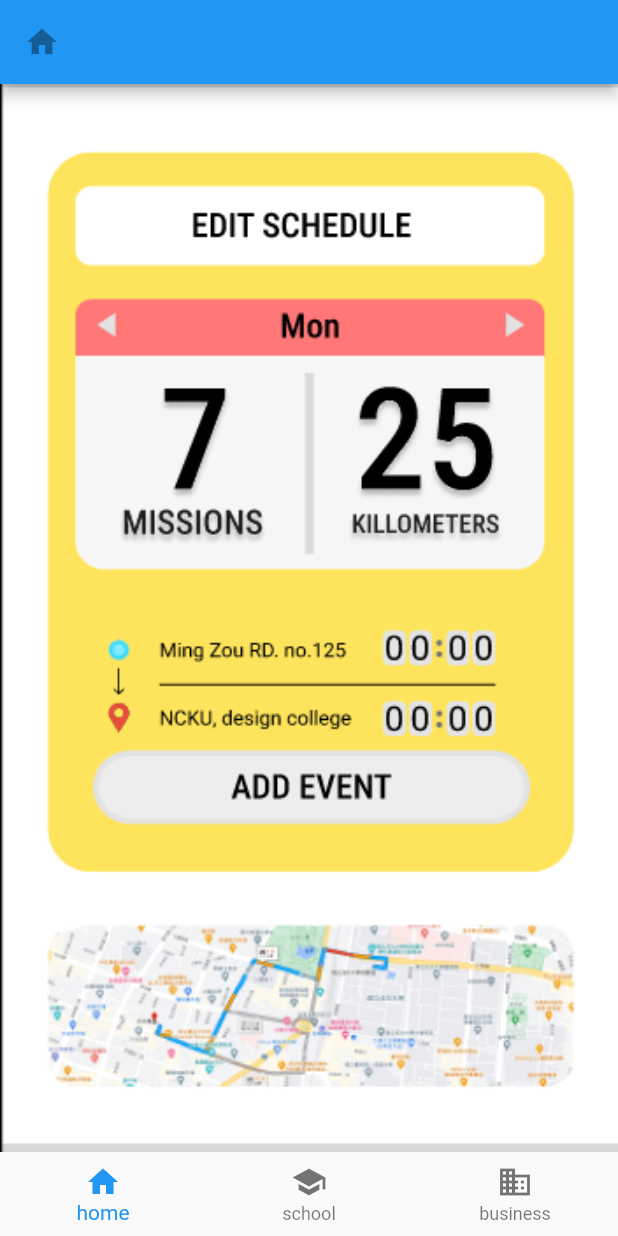
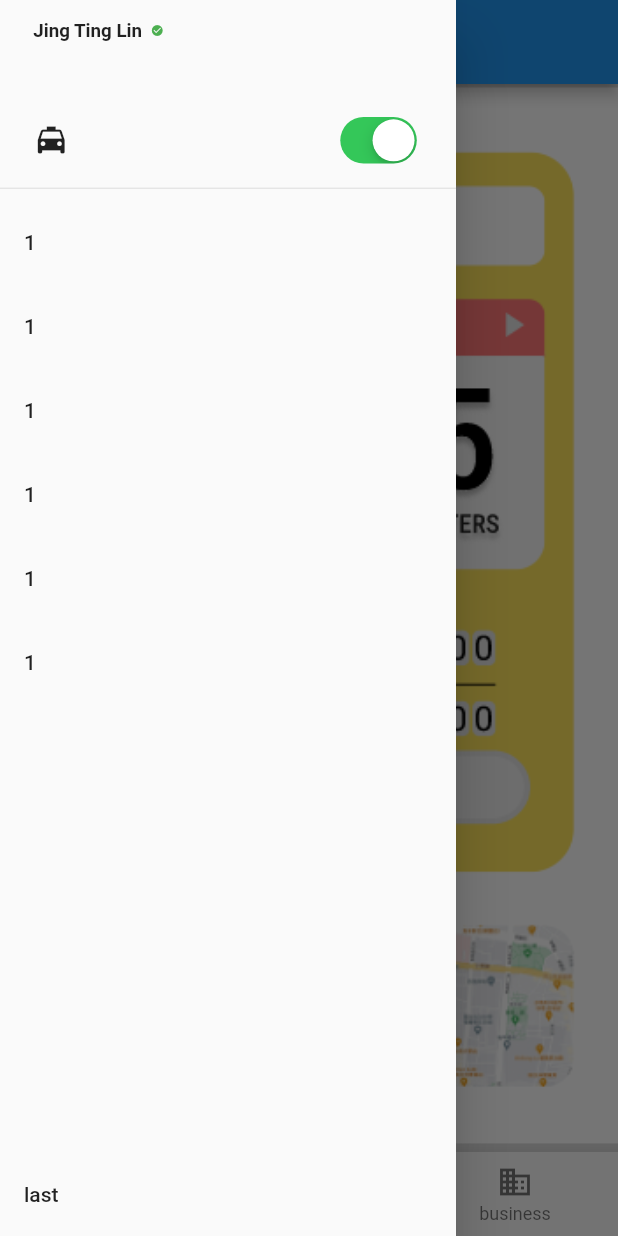
Before and after one commit to 8igMac/pickup, a Flutter app: the screen it shows after launch, with the side drawer open (before the commit the screen has no drawer), on a phone screen of 412 x 824 dp. Run offline on Flutter 3.47's test engine with Material 2 defaults, Android fonts, the phone set to English and light mode, and no system bars; our stand-ins replace flutter_screenutil.

Commit message:
[FEAT] Toggle driver/passenger mode in drawer.

```diff
--- /dev/null
+++ b/lib/driver_home_page.dart
@@ -0,0 +1,19 @@
+import 'package:flutter/material.dart';
+
+class DriverHomePage extends StatelessWidget {
+  const DriverHomePage({
+    Key? key,
+  }) : super(key: key);
+
+  @override
+  Widget build(BuildContext context) {
+    return Container(
+      foregroundDecoration: BoxDecoration(
+        image: DecorationImage(
+          image: AssetImage('assets/images/driver_home_page.png'),
+          fit: BoxFit.fill,
+        ),
+      ),
+    );
+  }
+}
--- a/lib/main.dart
+++ b/lib/main.dart
@@ -1,9 +1,11 @@
+import 'package:flutter/cupertino.dart';
 import 'package:flutter/material.dart';
 import 'package:flutter_screenutil/flutter_screenutil.dart';
 import 'package:pickup/friend_page.dart';
+import 'package:pickup/passenger_home_page.dart';
 import 'package:pickup/schedule_page.dart';
 
-import 'home_page.dart';
+import 'driver_home_page.dart';
 
 void main() {
   runApp(const MyApp());
@@ -35,22 +37,104 @@ class MainPage extends StatefulWidget {
 
 class _MainPageState extends State<MainPage> {
   int _selectedIndex = 0;
-  final pages = <Widget>[
-    HomePage(),
-    SchedulePage(),
+  bool _isDriver = true;
+
+  final _driverPages = <Widget>[
+    DriverHomePage(),
+    DriverSchedulePage(),
+    FriendPage(),
+  ];
+
+  final _passengerPages = <Widget>[
+    PassengerHomePage(),
+    PassengerSchedulePage(),
     FriendPage(),
   ];
 
   @override
   Widget build(BuildContext context) {
     return Scaffold(
-      appBar: AppBar(
-        leading: IconButton(
-          icon: Icon(Icons.home),
-          onPressed: null,
+      drawer: Drawer(
+        child: Column(
+          children: [
+            SizedBox(
+              height: 150.h,
+              child: DrawerHeader(
+                child: Column(
+                  mainAxisAlignment: MainAxisAlignment.spaceBetween,
+                  children: [
+                    Row(
+                      children: [
+                        Text(
+                          'Jing Ting Lin',
+                          style: TextStyle(
+                            fontSize: 13.sp,
+                            fontWeight: FontWeight.w600,
+                          ),
+                        ),
+                        SizedBox(width: 6.w),
+                        Icon(
+                          Icons.check_circle,
+                          color: Colors.green,
+                          size: 9.w,
+                        ),
+                      ],
+                    ),
+                    Row(
+                      mainAxisAlignment: MainAxisAlignment.spaceBetween,
+                      children: [
+                        Icon(_isDriver ? Icons.local_taxi : Icons.emoji_people),
+                        CupertinoSwitch(
+                          value: _isDriver,
+                          onChanged: (value) {
+                            setState(() {
+                              _isDriver = value;
+                            });
+                          },
+                        ),
+                      ],
+                    )
+                  ],
+                ),
+                padding: EdgeInsets.symmetric(horizontal: 23.w, vertical: 14.h),
+              ),
+            ),
+            ListTile(
+              title: Text('1'),
+              onTap: null,
+            ),
+            ListTile(
+              title: Text('1'),
+              onTap: null,
+            ),
+            ListTile(
+              title: Text('1'),
+              onTap: null,
+            ),
+            ListTile(
+              title: Text('1'),
+              onTap: null,
+            ),
+            ListTile(
+              title: Text('1'),
+              onTap: null,
+            ),
+            ListTile(
+              title: Text('1'),
+              onTap: null,
+            ),
+            Spacer(),
+            ListTile(
+              title: Text('last'),
+              onTap: null,
+            ),
+          ],
         ),
       ),
-      body: pages.elementAt(_selectedIndex),
+      appBar: AppBar(),
+      body: _isDriver
+          ? _driverPages.elementAt(_selectedIndex)
+          : _passengerPages.elementAt(_selectedIndex),
       bottomNavigationBar: BottomNavigationBar(
         items: const <BottomNavigationBarItem>[
           BottomNavigationBarItem(
--- a/lib/home_page.dart
+++ b/lib/passenger_home_page.dart
@@ -1,7 +1,7 @@
 import 'package:flutter/material.dart';
 
-class HomePage extends StatelessWidget {
-  const HomePage({
+class PassengerHomePage extends StatelessWidget {
+  const PassengerHomePage({
     Key? key,
   }) : super(key: key);
 
@@ -10,7 +10,7 @@ class HomePage extends StatelessWidget {
     return Container(
       foregroundDecoration: BoxDecoration(
         image: DecorationImage(
-          image: AssetImage('assets/images/home_page.png'),
+          image: AssetImage('assets/images/passenger_home_page.png'),
           fit: BoxFit.fill,
         ),
       ),
--- a/lib/schedule_page.dart
+++ b/lib/schedule_page.dart
@@ -1,7 +1,8 @@
 import 'package:flutter/material.dart';
+import 'package:flutter_screenutil/flutter_screenutil.dart';
 
-class SchedulePage extends StatelessWidget {
-  const SchedulePage({
+class DriverSchedulePage extends StatelessWidget {
+  const DriverSchedulePage({
     Key? key,
   }) : super(key: key);
 
@@ -17,3 +18,23 @@ class SchedulePage extends StatelessWidget {
     );
   }
 }
+
+class PassengerSchedulePage extends StatelessWidget {
+  const PassengerSchedulePage({
+    Key? key,
+  }) : super(key: key);
+
+  @override
+  Widget build(BuildContext context) {
+    return SafeArea(
+      child: Center(
+        child: Text(
+          'Passenger schedule page.',
+          style: TextStyle(
+            fontSize: 24.sp,
+          ),
+        ),
+      ),
+    );
+  }
+}
```
Also changed, not shown: assets/images/driver_home_page.png (renamed from assets/images/home_page.png), assets/images/passenger_home_page.png (added).
